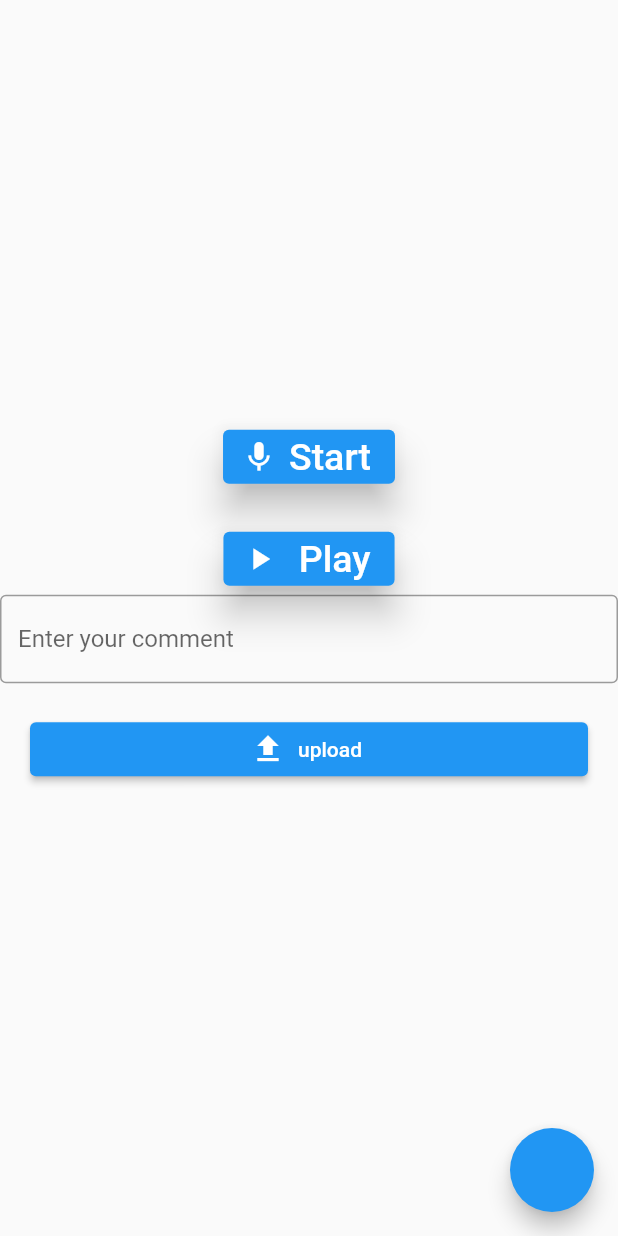
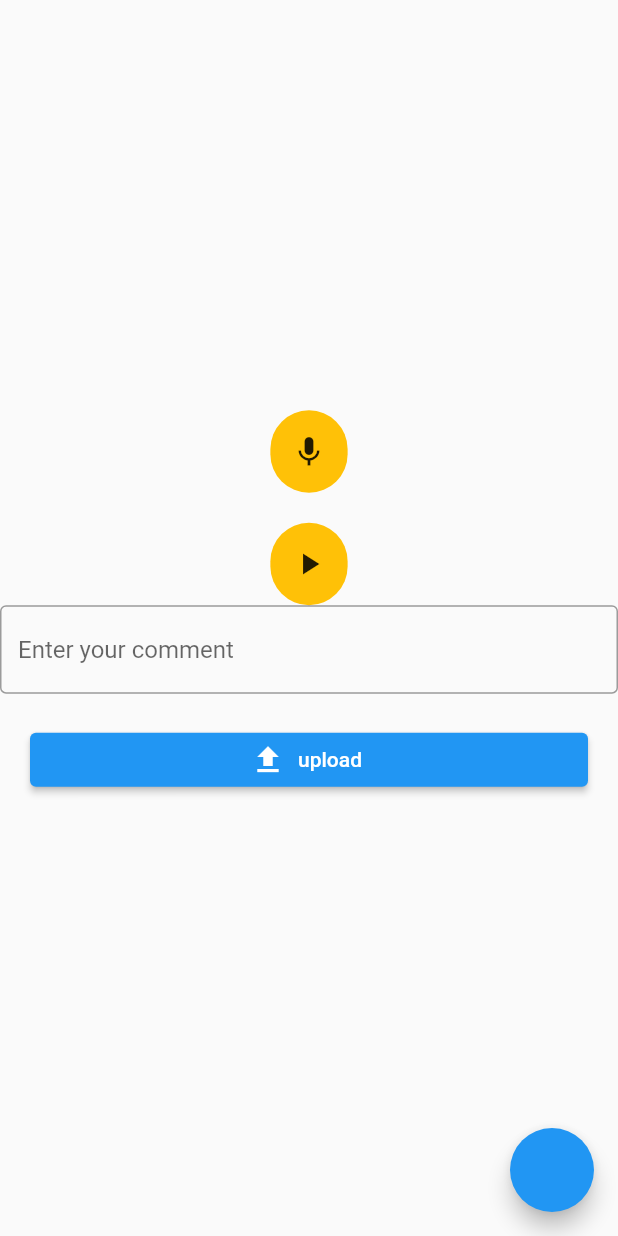
Before and after one commit to pravinproplus/voice-_review, a Flutter app: the screen it shows after launch, on a phone screen of 412 x 824 dp. Run offline on Flutter 3.47's test engine with Material 2 defaults, Android fonts, the light colour scheme and no system bars; our stand-ins replace assets_audio_player, permission_handler; missing offline and left inert: flutter_sound.

Commit message:
record button add

```diff
--- a/lib/main.dart
+++ b/lib/main.dart
@@ -97,6 +97,8 @@ class _MyHomePageState extends State<MyHomePage> {
 
   @override
   Widget build(BuildContext context) {
+    double h = MediaQuery.of(context).size.height;
+    double w = MediaQuery.of(context).size.width;
     return Scaffold(
       floatingActionButton: FloatingActionButton(onPressed: () {
         delete();
@@ -105,68 +107,56 @@ class _MyHomePageState extends State<MyHomePage> {
         child: Column(
           mainAxisAlignment: MainAxisAlignment.center,
           children: <Widget>[
-            ElevatedButton.icon(
-              style: ElevatedButton.styleFrom(
-                elevation: 10.0,
-              ),
-              onPressed: () {
+            GestureDetector(
+              onLongPress: () {
                 setState(() {
                   _record = !_record;
                 });
-                if (_record) record();
-                if (!_record) stopRecord();
+                record();
               },
-              icon: _record
-                  ? Icon(
-                      Icons.stop,
-                    )
-                  : Icon(Icons.mic),
-              label: _record
-                  ? Text(
-                      "Stop",
-                      style: TextStyle(
-                        fontSize: 25,
-                      ),
-                    )
-                  : Text(
-                      "Start",
-                      style: TextStyle(
-                        fontSize: 25,
-                      ),
-                    ),
+              onLongPressUp: () {
+                setState(() {
+                  _record = !_record;
+                });
+                stopRecord();
+              },
+              child: Container(
+                  height: h / 15,
+                  width: w / 8,
+                  decoration: BoxDecoration(
+                      color: Colors.amber,
+                      borderRadius: BorderRadius.circular(40.0)),
+                  child: IconButton(
+                    onPressed: () {},
+                    icon:
+                        _record == false ? Icon(Icons.mic) : Icon(Icons.pause),
+                  )),
             ),
             SizedBox(
               height: 20,
             ),
-            ElevatedButton.icon(
-              style: ElevatedButton.styleFrom(
-                elevation: 10.0,
+            Container(
+              height: h / 15,
+              width: w / 8,
+              decoration: BoxDecoration(
+                  color: Colors.amber,
+                  borderRadius: BorderRadius.circular(40.0)),
+              child: IconButton(
+                onPressed: () {
+                  setState(() {
+                    _play = !_play;
+                  });
+                  if (_play) {
+                    startPlaying();
+                  }
+
+                  if (!_play) {
+                    stopPlaying();
+                  }
+                },
+                icon:
+                    _play == false ? Icon(Icons.play_arrow) : Icon(Icons.pause),
               ),
-              onPressed: () {
-                setState(() {
-                  _play = !_play;
-                });
-                if (_play) startPlaying();
-                if (!_play) stopPlaying();
-              },
-              icon: _play
-                  ? Icon(
-                      Icons.stop,
-                    )
-                  : Icon(Icons.play_arrow),
-              label: _play
-                  ? Text(
-                      "Stop",
-                      style: TextStyle(
-                        fontSize: 25,
-                      ),
-                    )
-                  : Text(
-                      " Play",
-                      style: TextStyle(
-                        fontSize: 25,
-                      ),
-                    ),
             ),
             TextField(
               decoration: InputDecoration(
```
